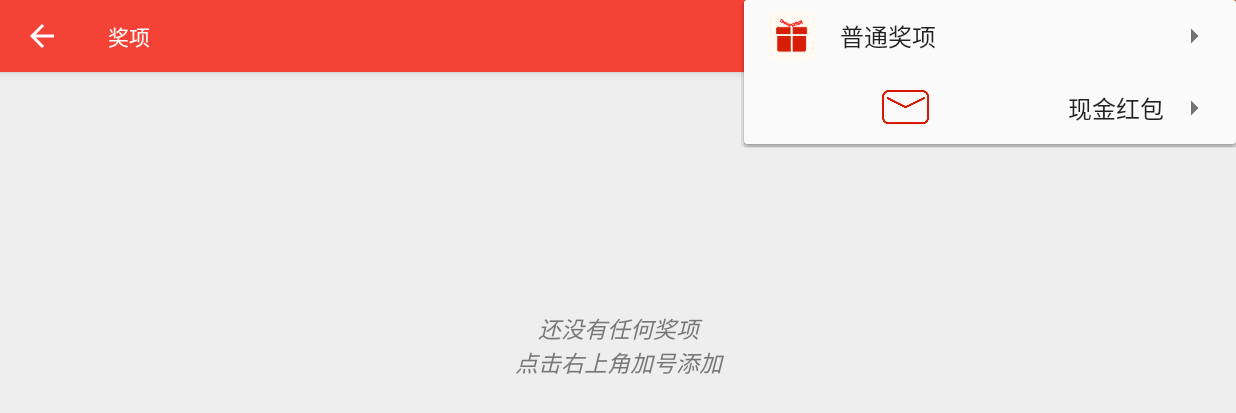
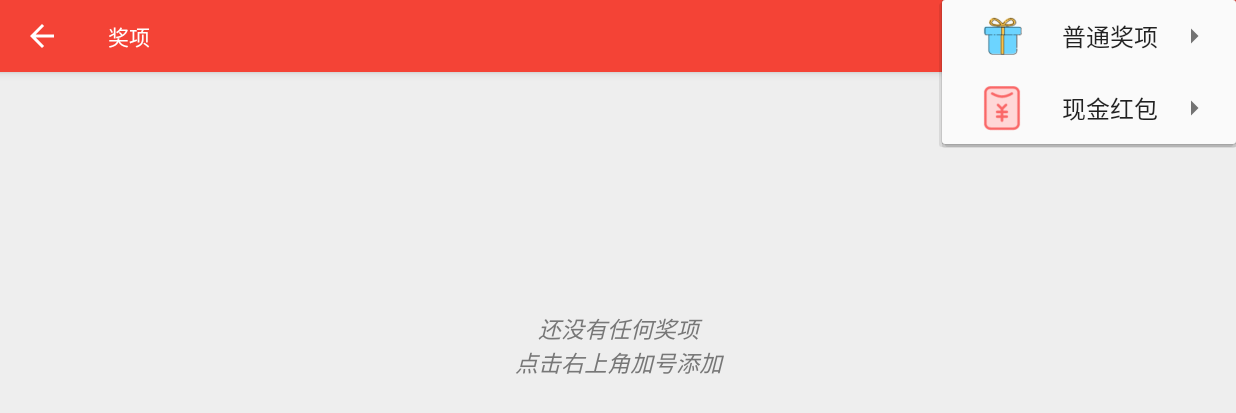
Before and after one commit to DEVELOPERPAN1024/ThunderSoftLuckyDraw, an Android app: the AwardActivity screen opened directly, with no data from a screen before it, after a tap on "添加", on a phone screen of 824 x 412 dp (held sideways). Shown: the top 413 px of the screen. Run offline under Robolectric (Android 15) with nearby library versions, the phone set to English and light mode, and no system bars; our stand-ins replace ButterKnife.

Commit message:
award etc

```diff
--- a/CodingNight/app/src/main/java/cn/thundersoft/codingnight/ui/SpecialAwardActionProvider.java
+++ b/CodingNight/app/src/main/java/cn/thundersoft/codingnight/ui/SpecialAwardActionProvider.java
@@ -40,8 +40,8 @@ public class SpecialAwardActionProvider extends ActionProvider {
         super.onPrepareSubMenu(subMenu);
         subMenu.clear();
         subMenu.addSubMenu("普通奖项")
-                .setIcon(R.drawable.ic_launcher);
+                .setIcon(R.drawable.normal_award);
         subMenu.addSubMenu("现金红包")
-                .setIcon(R.drawable.envelop_icon);
+                .setIcon(R.drawable.red_package);
     }
 }
```
Also changed, not shown: CodingNight/app/src/main/res/drawable/normal_award.png (added), CodingNight/app/src/main/res/drawable/red_package.png (added).
